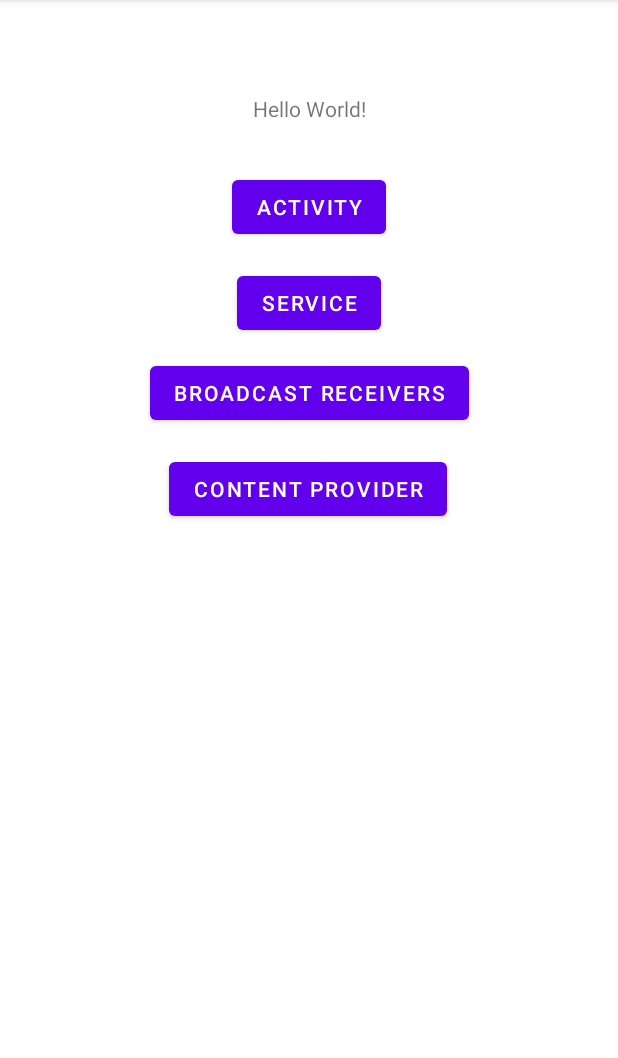
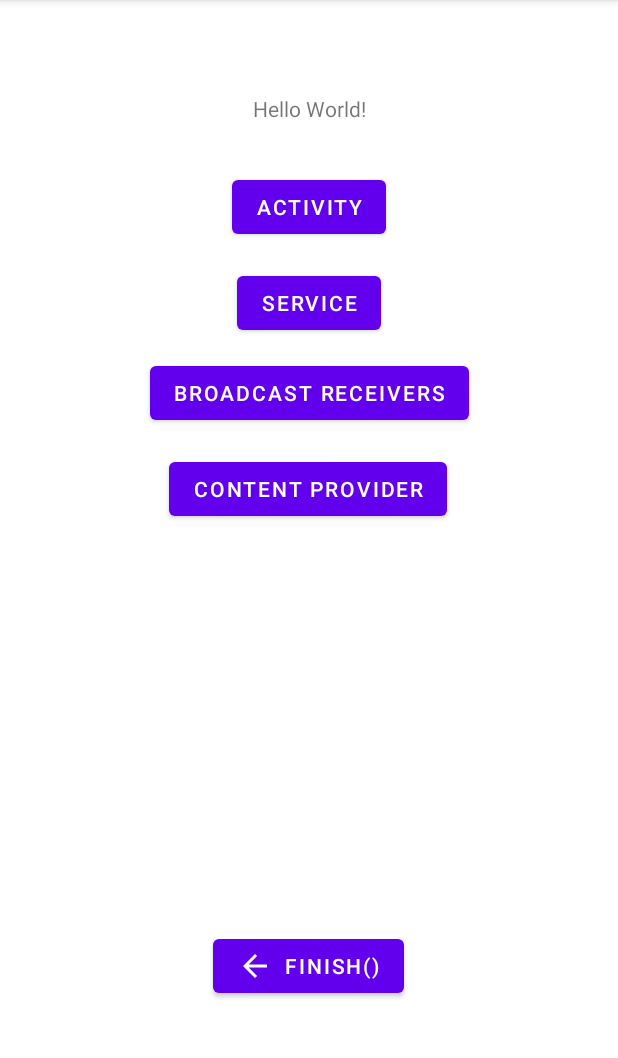
Before and after one commit to yinleren6/AndroidAppDemo, an Android app: the screen it shows after launch (MainActivity), on a phone screen of 412 x 824 dp, the part 84-1142 px from its top. Run offline under Robolectric (Android 15) with nearby library versions, the phone set to English and light mode, and no system bars.

Commit message:
updata from AS

```diff
--- a/app/src/main/java/moe/demo/myapplication/MainActivity.java
+++ b/app/src/main/java/moe/demo/myapplication/MainActivity.java
@@ -34,4 +34,8 @@ public class MainActivity extends AppCompatActivity {
     public void c4(View view) {
 
     }
+
+    public void finish(View view) {
+        this.finish();
+    }
 }
--- a/app/src/main/java/moe/demo/myapplication/Service_Activitty.java
+++ b/app/src/main/java/moe/demo/myapplication/Service_Activitty.java
@@ -51,5 +51,7 @@ public class Service_Activitty extends AppCompatActivity {
         startService(new Intent(getBaseContext(), Service_Service.class));
     }
 
-
+    public void finish(View view) {
+        this.finish();
+    }
 }
--- a/app/src/main/res/layout/activity_main.xml
+++ b/app/src/main/res/layout/activity_main.xml
@@ -22,8 +22,8 @@
         android:layout_width="wrap_content"
         android:layout_height="wrap_content"
         android:layout_marginTop="32dp"
+        android:onClick="c1"
         android:text="@string/activity"
-        android:onClick="c1"
         app:layout_constraintEnd_toEndOf="parent"
         app:layout_constraintStart_toStartOf="parent"
         app:layout_constraintTop_toBottomOf="@+id/textView" />
@@ -61,4 +61,17 @@
         app:layout_constraintStart_toStartOf="parent"
         app:layout_constraintTop_toBottomOf="@+id/button3" />
 
+    <Button
+        android:id="@+id/button9"
+        android:layout_width="wrap_content"
+        android:layout_height="wrap_content"
+        android:layout_marginBottom="100dp"
+        android:onClick="finish"
+        android:text="@string/finish"
+        app:icon="@drawable/abc_vector_test"
+        app:layout_constraintBottom_toBottomOf="parent"
+        app:layout_constraintEnd_toEndOf="parent"
+        app:layout_constraintHorizontal_bias="0.498"
+        app:layout_constraintStart_toStartOf="parent" />
+
 </androidx.constraintlayout.widget.ConstraintLayout>
```
Also changed, not shown: app/src/main/res/layout/service_activity.xml (+7 -7 lines), app/src/main/res/values/strings.xml (+7 -0 lines).
